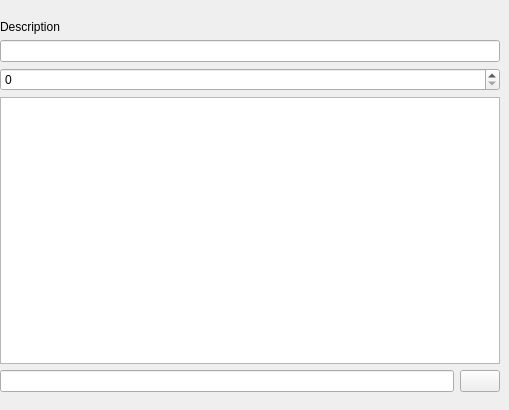
Above: src/widgets/scriptsettingwidget.ui from pbek/QOwnNotes before the change. Below: the same form after it.
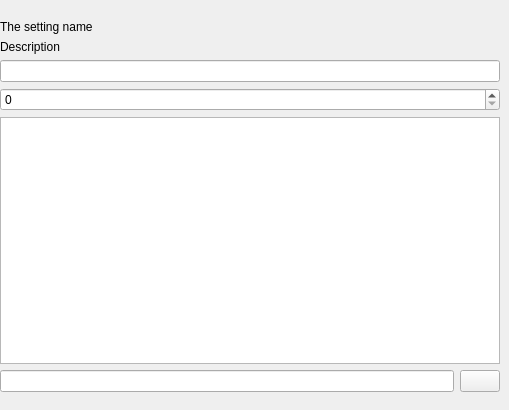
That is the form after the change. Icons and pictures are not drawn.

Commit message: adapted script settings user interface to make the entering of script settings more clear and fixed a problem with automatically setting the name of a local script

Patch:
```diff
--- a/src/widgets/scriptsettingwidget.ui
+++ b/src/widgets/scriptsettingwidget.ui
@@ -32,13 +32,27 @@
       <property name="bottomMargin">
        <number>0</number>
       </property>
-      <item row="2" column="0" colspan="2">
+      <item row="3" column="0" colspan="2">
        <widget class="QSpinBox" name="integerSpinBox"/>
       </item>
-      <item row="4" column="0">
-       <widget class="QLineEdit" name="filePathLineEdit"/>
+      <item row="4" column="0" colspan="2">
+       <widget class="QPlainTextEdit" name="textEdit"/>
       </item>
-      <item row="4" column="1">
+      <item row="5" column="0">
+       <widget class="QLineEdit" name="filePathLineEdit">
+        <property name="clearButtonEnabled">
+         <bool>true</bool>
+        </property>
+       </widget>
+      </item>
+      <item row="2" column="0" colspan="2">
+       <widget class="QLineEdit" name="stringLineEdit">
+        <property name="clearButtonEnabled">
+         <bool>true</bool>
+        </property>
+       </widget>
+      </item>
+      <item row="5" column="1">
        <widget class="QPushButton" name="filePathButton">
         <property name="text">
          <string notr="true"/>
@@ -49,19 +63,20 @@
         </property>
        </widget>
       </item>
-      <item row="1" column="0" colspan="2">
-       <widget class="QLineEdit" name="stringLineEdit"/>
-      </item>
-      <item row="3" column="0" colspan="2">
-       <widget class="QPlainTextEdit" name="textEdit"/>
-      </item>
-      <item row="0" column="0">
+      <item row="1" column="0">
        <widget class="QLabel" name="descriptionLabel">
         <property name="text">
          <string notr="true">Description</string>
         </property>
        </widget>
       </item>
+      <item row="0" column="0">
+       <widget class="QLabel" name="nameLabel">
+        <property name="text">
+         <string>The setting name</string>
+        </property>
+       </widget>
+      </item>
      </layout>
     </widget>
    </item>
```
The commit also changes 4 other files.
